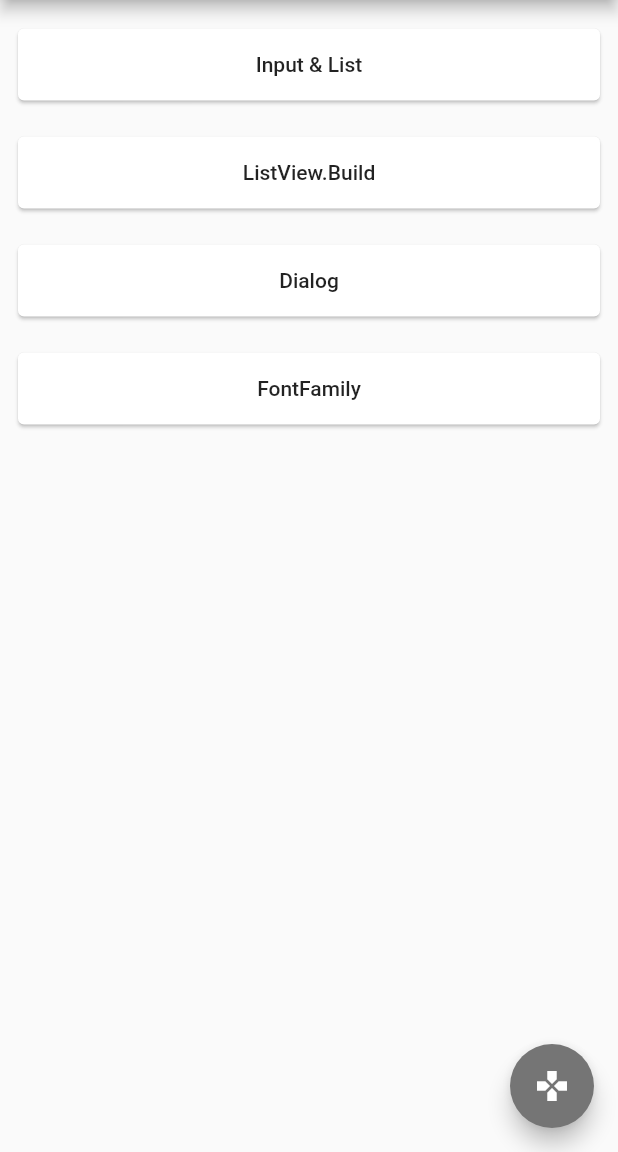
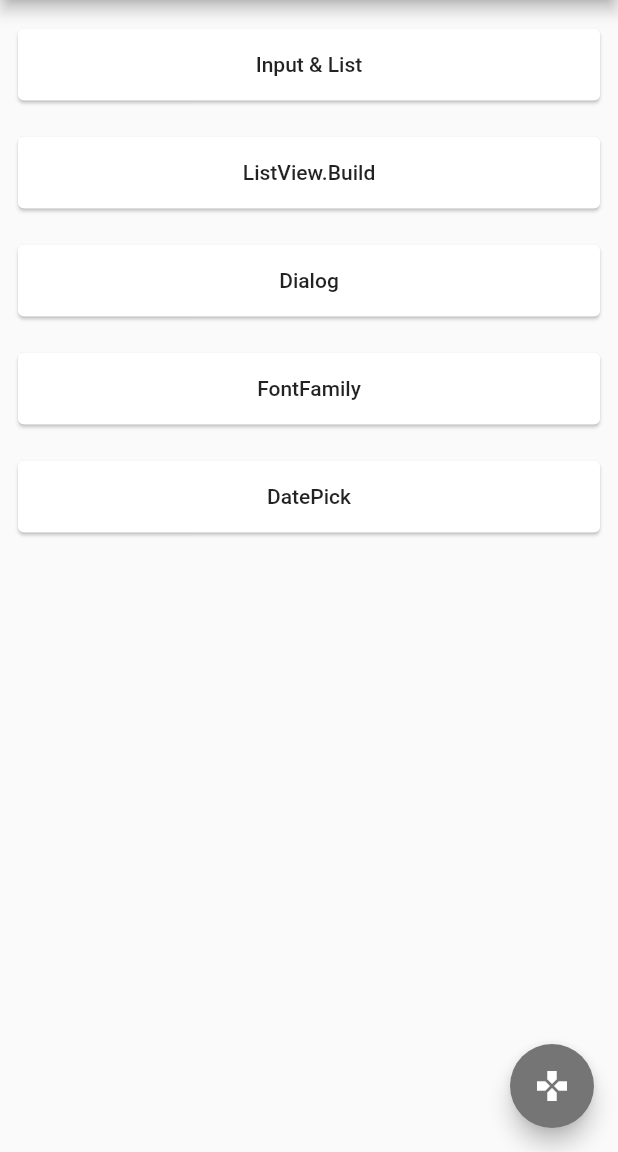
Before and after one commit to HelioRDF/projetoTeste, a Flutter app: the screen it shows after launch, on a phone screen of 412 x 824 dp, the part 84-1236 px from its top. Run offline on Flutter 3.47's test engine with Material 2 defaults, Android fonts, the phone set to English and light mode, and no system bars; our stand-ins replace splashscreen.

Commit message:
Card add Date Pick

```diff
--- a/lib/Componentes/CardExemplo.dart
+++ b/lib/Componentes/CardExemplo.dart
@@ -66,6 +66,19 @@ class CardExemplo extends StatelessWidget {
               ),
             ),
           ),
+          Padding(
+            padding: const EdgeInsets.all(8.0),
+            child: Card(
+              child: FlatButton(
+                minWidth: double.infinity,
+                child: Text("DatePick"),
+                onPressed: () => {
+                  Navigator.push(context,
+                      MaterialPageRoute(builder: (context) => FontFamily()))
+                },
+              ),
+            ),
+          ),
         ],
       ),
     );
```
